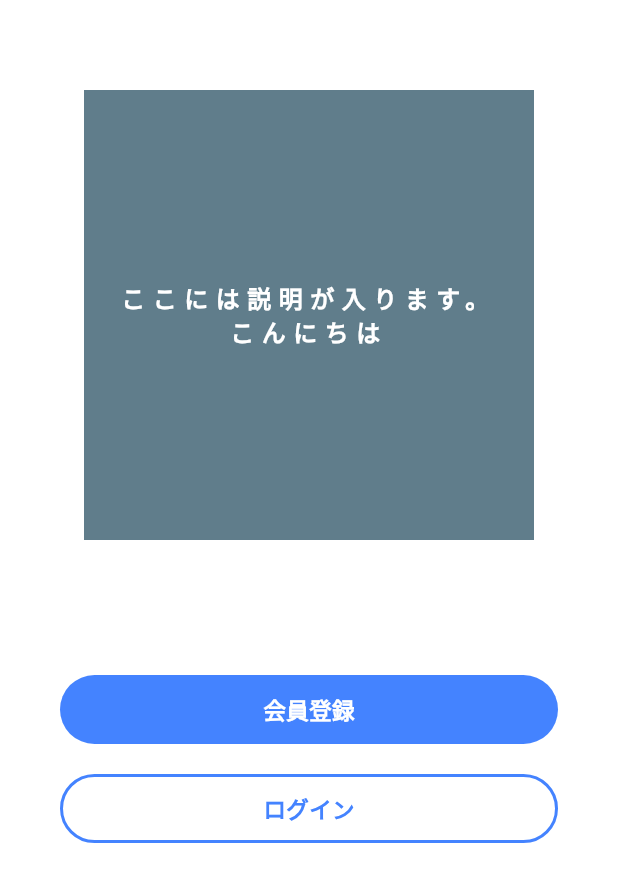
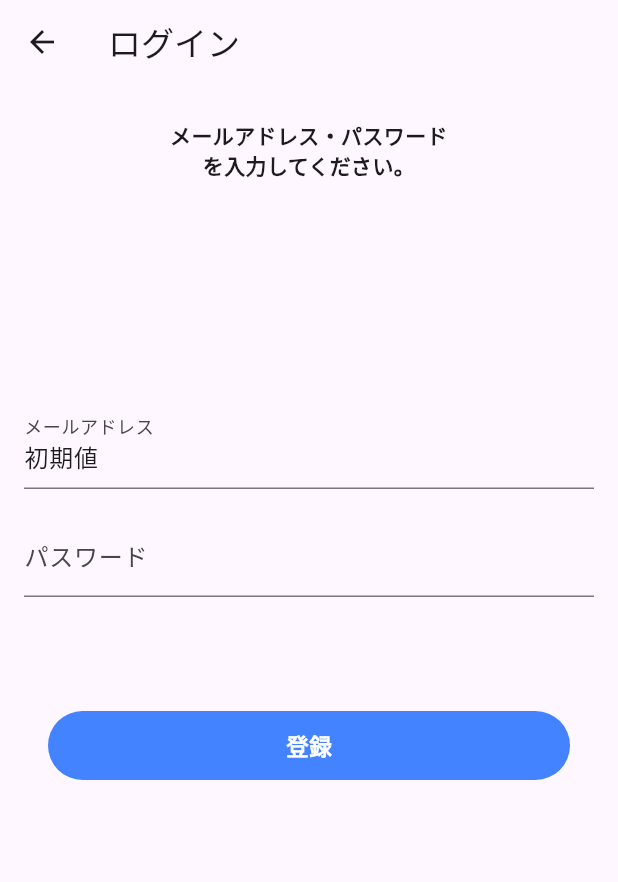
Before and after one commit to Tatsuya4610/chat_app, a Flutter app: the screen it shows after launch, after a tap on "ログイン", on a phone screen of 412 x 824 dp. Shown: the top 882 px of the screen. Run offline on Flutter 3.47's test engine with Material 3 defaults, Android fonts, the phone set to English and light mode, and no system bars; our stand-ins replace flutter_hooks.

Commit message:
feat: signup login

```diff
--- a/lib/features/registration/view/concept_screen.dart
+++ b/lib/features/registration/view/concept_screen.dart
@@ -1,3 +1,5 @@
+import 'package:chat_app/features/registration/view/login_screen.dart';
+import 'package:chat_app/features/registration/view/signup_screen.dart';
 import 'package:chat_app/widgets/button/app_button.dart';
 import 'package:flutter/material.dart';
 
@@ -30,6 +32,14 @@ class ConceptScreen extends StatelessWidget {
                     label: '会員登録', // 実装した引数に文字列を渡している。文字だけ異なるため共通利用する例。
                     onTap: () {
                       // ボタンが押された際のアクションはここに書く。
+                      // SignupScreenを開く。
+                      Navigator.of(context).push(
+                        MaterialPageRoute<SignupScreen>(
+                          builder: (_) {
+                            return const SignupScreen();
+                          },
+                        ),
+                      );
                     },
                   ),
                   const SizedBox(
@@ -39,7 +49,16 @@ class ConceptScreen extends StatelessWidget {
                   AppButton(
                     label: 'ログイン',
                     reverse: true,
-                    onTap: () {},
+                    onTap: () {
+                      // LoginScreenを開く。
+                      Navigator.of(context).push(
+                        MaterialPageRoute<LoginScreen>(
+                          builder: (_) {
+                            return const LoginScreen();
+                          },
+                        ),
+                      );
+                    },
                   ),
                   const SizedBox(height: 32),
                 ],
--- /dev/null
+++ b/lib/features/registration/view/login_screen.dart
@@ -0,0 +1,149 @@
+import 'package:chat_app/widgets/button/app_button.dart';
+import 'package:flutter/material.dart';
+
+// StatefulWidgetを使った場合のログイン画面
+class LoginScreen extends StatefulWidget {
+  const LoginScreen({super.key});
+
+  @override
+  State<LoginScreen> createState() => _LoginScreenState();
+}
+
+class _LoginScreenState extends State<LoginScreen> {
+  // メールアドレスとパスワードを入力するためのTextEditingControllerを定義
+  // lateは変数の遅延初期化を定義。TextControllerを実際に使用する前に変数を定義
+  late TextEditingController emailTextController;
+  late TextEditingController passwordTextController;
+
+  final formKey = GlobalKey<FormState>();
+
+  @override
+  void initState() {
+    print('画面が表示されたタイミング');
+    // initStateは画面が表示される一番最初に1度だけ呼び出される。
+
+    super.initState();
+    // lateで定義していたTextEditingControllerを画面を開く際に代入し初期化。
+    emailTextController = TextEditingController();
+    passwordTextController = TextEditingController();
+
+    // 初期値を設定（必要に応じて）
+    emailTextController.text = "初期値";
+  }
+
+  @override
+  void dispose() {
+    print('画面が破棄されたタイミング');
+    // disposeはStatefulWidgetが破棄されるときに呼び出される
+    // emailTextController.dispose()でTextEditingControllerをリソース破棄し解放する。
+    // disposeしないとTextControllerが内部で持っている情報が残り続ける。
+    // また再度開き直した場合、前回のTextControllerの情報は残り続け、２つ状態を持ち続けること
+    // になり、メモリを消費してしまう。
+    emailTextController.dispose();
+    passwordTextController.dispose();
+
+    super.dispose();
+  }
+
+  @override
+  Widget build(BuildContext context) {
+    return Scaffold(
+      appBar: AppBar(
+        title: Text('ログイン'),
+      ),
+      body: SafeArea(
+        child: SingleChildScrollView(
+          // 画面が小さく溢れた場合はスクロールする。
+          child: Padding(
+            padding: const EdgeInsets.symmetric(horizontal: 16),
+            child: Column(
+              children: [
+                const SizedBox(height: 24),
+                const Text(
+                  'メールアドレス・パスワード\nを入力してください。',
+                  style: TextStyle(
+                    fontWeight: FontWeight.bold,
+                    fontSize: 14,
+                  ),
+                  textAlign: TextAlign.center,
+                ),
+                const SizedBox(height: 150),
+                Form(
+                  // Formウィジェットは、child内にある複数のフォームフィールド（TextFormFieldなど）をまとめて管理。
+                  // keyセットしたformKeyがこのFormに紐付いている。
+                  key: formKey,
+                  child: Column(
+                    children: [
+                      TextFormField(
+                        controller: emailTextController,
+                        // TextInputType.emailAddressはキーボードがemail入力に適した種類になる。
+                        keyboardType: TextInputType.emailAddress,
+                        decoration: InputDecoration(
+                          labelText: 'メールアドレス',
+                        ),
+                        validator: (value) {
+                          // バリデーションの定義を記載。valueは入力されている文字列。
+                          if (value == null || value.isEmpty) {
+                            return 'メールアドレスを入力してください';
+                          }
+                          // 入力された文字に@が含まれているかどうか。
+                          // 問題がない場合はnullを返す
+                          if (!value.contains('@')) {
+                            return '有効なメールアドレスを入力してください';
+                          }
+                          return null;
+                        },
+                      ),
+                      const SizedBox(height: 16),
+                      TextFormField(
+                        controller: passwordTextController,
+                        obscureText: true, // パスワードを非表示にする
+                        // TextInputType.visiblePasswordはキーボードがパスワード入力に適した種類になる。
+                        keyboardType: TextInputType.visiblePassword,
+                        decoration: InputDecoration(
+                          labelText: 'パスワード',
+                        ),
+                        validator: (value) {
+                          if (value == null || value.isEmpty) {
+                            return 'パスワードを入力してください。';
+                          }
+                          if (value.length < 5) {
+                            return 'パスワードは5文字以上入力してください。';
+                          }
+                          return null;
+                        },
+                      ),
+                      const SizedBox(height: 60),
+                      const SizedBox(height: 16),
+                      Padding(
+                        padding: const EdgeInsets.symmetric(
+                          horizontal: 16,
+                        ),
+                        child: AppButton(
+                          label: '登録',
+                          onTap: () {
+                            // formKeyを使ってTextFormFieldのvalidatorを実行
+                            // 問題ない場合はtrueを問題ある場合はfalseを返す。
+                            final validate = formKey.currentState!.validate();
+                            if (validate) {
+                              // 入力されたメールアドレスを取得
+                              final inputEmail = emailTextController.text;
+                              // 入力されたパスワードを取得
+                              final inputPassword = emailTextController.text;
+                              print('入力されたメールアドレス$inputEmail');
+                              print('入力されたパスワード$inputPassword');
+                            }
+                          },
+                        ),
+                      ),
+                    ],
+                  ),
+                ),
+              ],
+            ),
+          ),
+        ),
+      ),
+    );
+  }
+}
--- a/lib/widgets/button/app_button.dart
+++ b/lib/widgets/button/app_button.dart
@@ -21,7 +21,6 @@ class AppButton extends StatelessWidget {
       // GestureDetectorで囲み、onTapを設定するとGestureDetectorのchildを押されたら
       // onTapが反応する
       onTap: () {
-        print('タップしました。');
         onTap();
       },
       child: Container(
--- a/pubspec.yaml
+++ b/pubspec.yaml
@@ -34,6 +34,7 @@ dependencies:
   # The following adds the Cupertino Icons font to your application.
   # Use with the CupertinoIcons class for iOS style icons.
   cupertino_icons: ^1.0.8
+  flutter_hooks: ^0.20.5
 
 dev_dependencies:
   flutter_test:
```
Also changed, not shown: lib/features/registration/view/signup_screen.dart (added, +113 -0 lines), pubspec.lock.
